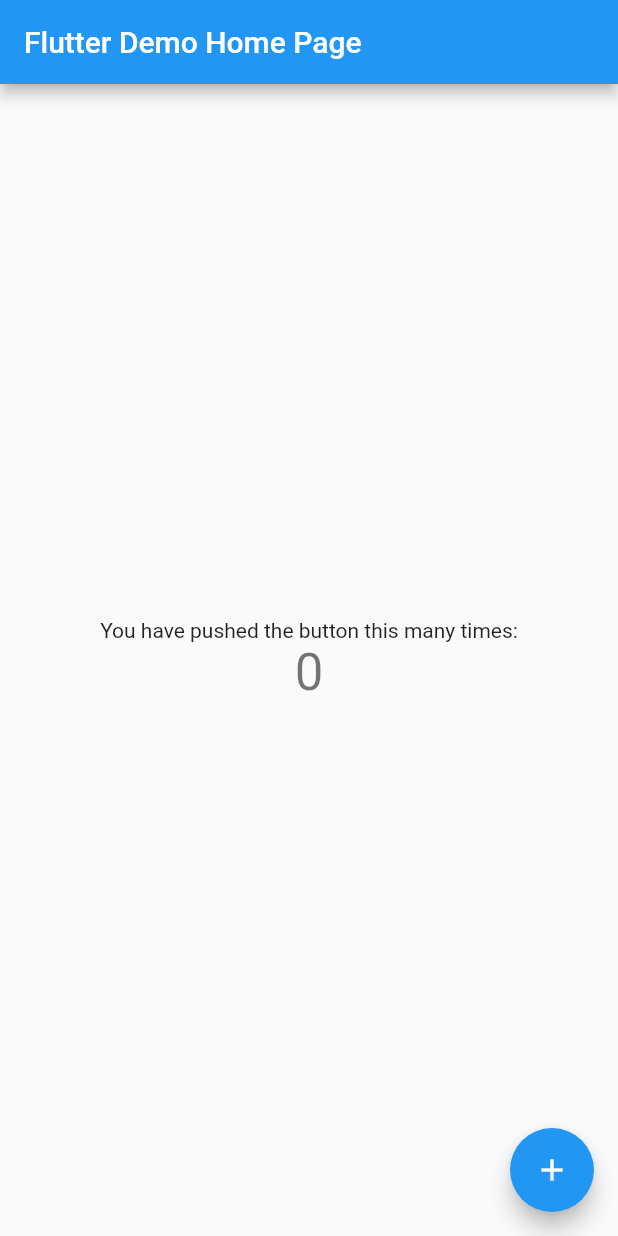
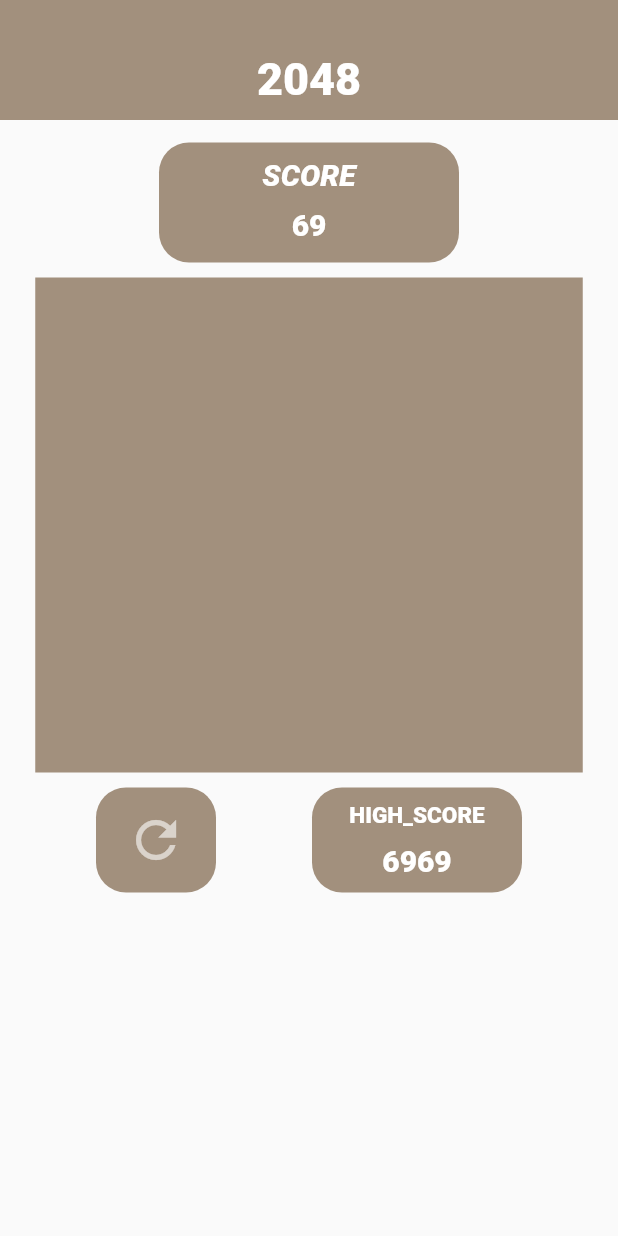
Before and after one commit to znixonz/2048_game, a Flutter app: the screen it shows after launch, on a phone screen of 412 x 824 dp. Run offline on Flutter 3.47's test engine with Material 2 defaults, Android fonts, the phone set to English and light mode, and no system bars.

Commit message:
main page UI

```diff
--- /dev/null
+++ b/lib/home.dart
@@ -0,0 +1,138 @@
+import 'package:flutter/material.dart';
+
+class HomePage extends StatefulWidget {
+  @override
+  _HomePageState createState() => _HomePageState();
+}
+
+class _HomePageState extends State<HomePage> {
+  @override
+  Widget build(BuildContext context) {
+    return Scaffold(
+      body: Column(
+        children: <Widget>[
+          Container(
+              alignment: Alignment.bottomCenter,
+              height: 80.0,
+              color: Color(0xFFA2907D),
+              child: Padding(
+                padding: EdgeInsets.only(bottom: 10.0),
+                child: Text(
+                  '2048',
+                  style: TextStyle(
+                      fontSize: 30,
+                      fontWeight: FontWeight.w900,
+                      color: Colors.white),
+                ),
+              )),
+          Expanded(
+              child: Column(
+            children: <Widget>[
+              // Score container
+              Container(
+                alignment: Alignment.topCenter,
+                margin: EdgeInsets.only(top: 15),
+                height: 80,
+                width: 200,
+                decoration: BoxDecoration(
+                  borderRadius: BorderRadius.circular(20),
+                  color: Color(0xFFA2907D),
+                ),
+                // Inside container
+                child: Padding(
+                  padding: EdgeInsets.only(top: 10),
+                  child: Column(
+                    children: [
+                      Text(
+                        'SCORE',
+                        style: TextStyle(
+                            fontStyle: FontStyle.italic,
+                            fontSize: 20.0,
+                            color: Colors.white,
+                            fontWeight: FontWeight.w900),
+                      ),
+                      Padding(
+                        padding: EdgeInsets.only(top: 10),
+                        child: Text(
+                          '69',
+                          style: TextStyle(
+                            fontSize: 20,
+                            color: Colors.white,
+                            fontWeight: FontWeight.w900,
+                          ),
+                        ),
+                      )
+                    ],
+                  ),
+                ),
+              ),
+              Container(
+                margin: EdgeInsets.only(top: 10),
+                height: 330,
+                width: 365,
+                decoration: BoxDecoration(
+                  color: Color(0xFFA2907D),
+                ),
+              ),
+              // Bottom button
+              Row(
+                mainAxisAlignment: MainAxisAlignment.spaceEvenly,
+                children: <Widget>[
+                  // Restart button
+                  Container(
+                    margin: EdgeInsets.only(top: 10),
+                    height: 70,
+                    width: 80,
+                    decoration: BoxDecoration(
+                        color: Color(0xFFA2907D),
+                        borderRadius: BorderRadius.circular(20)),
+                    child: FlatButton(
+                      onPressed: () => {},
+                      child: Icon(
+                        Icons.refresh,
+                        size: 40,
+                        color: Colors.white60,
+                      ),
+                    ),
+                  ),
+                  // High score
+                  Container(
+                    margin: EdgeInsets.only(top: 10),
+                    height: 70,
+                    width: 140,
+                    decoration: BoxDecoration(
+                        color: Color(0xFFA2907D),
+                        borderRadius: BorderRadius.circular(20)),
+                    child: Column(
+                      mainAxisAlignment: MainAxisAlignment.spaceEvenly,
+                      children: <Widget>[
+                        Container(
+                          child: Text(
+                            'HIGH_SCORE',
+                            style: TextStyle(
+                                fontSize: 15,
+                                color: Colors.white,
+                                fontWeight: FontWeight.w900),
+                          ),
+                        ),
+                        Container(
+                          child: Text(
+                            '6969',
+                            style: TextStyle(
+                                fontSize: 20,
+                                color: Colors.white,
+                                fontWeight: FontWeight.w900),
+                          ),
+                        ),
+                      ],
+                    ),
+                  )
+                ],
+              )
+            ],
+          ))
+        ],
+      ),
+    );
+  }
+}
--- a/lib/main.dart
+++ b/lib/main.dart
@@ -1,117 +1,13 @@
 import 'package:flutter/material.dart';
+import 'home.dart';
 
-void main() {
-  runApp(MyApp());
-}
+void main() => runApp(MyGame());
 
-class MyApp extends StatelessWidget {
-  // This widget is the root of your application.
+class MyGame extends StatelessWidget {
   @override
   Widget build(BuildContext context) {
     return MaterialApp(
-      title: 'Flutter Demo',
-      theme: ThemeData(
-        // This is the theme of your application.
-        //
-        // Try running your application with "flutter run". You'll see the
-        // application has a blue toolbar. Then, without quitting the app, try
-        // changing the primarySwatch below to Colors.green and then invoke
-        // "hot reload" (press "r" in the console where you ran "flutter run",
-        // or simply save your changes to "hot reload" in a Flutter IDE).
-        // Notice that the counter didn't reset back to zero; the application
-        // is not restarted.
-        primarySwatch: Colors.blue,
-        // This makes the visual density adapt to the platform that you run
-        // the app on. For desktop platforms, the controls will be smaller and
-        // closer together (more dense) than on mobile platforms.
-        visualDensity: VisualDensity.adaptivePlatformDensity,
-      ),
-      home: MyHomePage(title: 'Flutter Demo Home Page'),
+      home: HomePage(),
     );
   }
 }
-
-class MyHomePage extends StatefulWidget {
-  MyHomePage({Key key, this.title}) : super(key: key);
-
-  // This widget is the home page of your application. It is stateful, meaning
-  // that it has a State object (defined below) that contains fields that affect
-  // how it looks.
-
-  // This class is the configuration for the state. It holds the values (in this
-  // case the title) provided by the parent (in this case the App widget) and
-  // used by the build method of the State. Fields in a Widget subclass are
-  // always marked "final".
-
-  final String title;
-
-  @override
-  _MyHomePageState createState() => _MyHomePageState();
-}
-
-class _MyHomePageState extends State<MyHomePage> {
-  int _counter = 0;
-
-  void _incrementCounter() {
-    setState(() {
-      // This call to setState tells the Flutter framework that something has
-      // changed in this State, which causes it to rerun the build method below
-      // so that the display can reflect the updated values. If we changed
-      // _counter without calling setState(), then the build method would not be
-      // called again, and so nothing would appear to happen.
-      _counter++;
-    });
-  }
-
-  @override
-  Widget build(BuildContext context) {
-    // This method is rerun every time setState is called, for instance as done
-    // by the _incrementCounter method above.
-    //
-    // The Flutter framework has been optimized to make rerunning build methods
-    // fast, so that you can just rebuild anything that needs updating rather
-    // than having to individually change instances of widgets.
-    return Scaffold(
-      appBar: AppBar(
-        // Here we take the value from the MyHomePage object that was created by
-        // the App.build method, and use it to set our appbar title.
-        title: Text(widget.title),
-      ),
-      body: Center(
-        // Center is a layout widget. It takes a single child and positions it
-        // in the middle of the parent.
-        child: Column(
-          // Column is also a layout widget. It takes a list of children and
-          // arranges them vertically. By default, it sizes itself to fit its
-          // children horizontally, and tries to be as tall as its parent.
-          //
-          // Invoke "debug painting" (press "p" in the console, choose the
-          // "Toggle Debug Paint" action from the Flutter Inspector in Android
-          // Studio, or the "Toggle Debug Paint" command in Visual Studio Code)
-          // to see the wireframe for each widget.
-          //
-          // Column has various properties to control how it sizes itself and
-          // how it positions its children. Here we use mainAxisAlignment to
-          // center the children vertically; the main axis here is the vertical
-          // axis because Columns are vertical (the cross axis would be
-          // horizontal).
-          mainAxisAlignment: MainAxisAlignment.center,
-          children: <Widget>[
-            Text(
-              'You have pushed the button this many times:',
-            ),
-            Text(
-              '$_counter',
-              style: Theme.of(context).textTheme.headline4,
-            ),
-          ],
-        ),
-      ),
-      floatingActionButton: FloatingActionButton(
-        onPressed: _incrementCounter,
-        tooltip: 'Increment',
-        child: Icon(Icons.add),
-      ), // This trailing comma makes auto-formatting nicer for build methods.
-    );
-  }
-}
--- a/pubspec.yaml
+++ b/pubspec.yaml
@@ -28,6 +28,8 @@ dependencies:
   # The following adds the Cupertino Icons font to your application.
   # Use with the CupertinoIcons class for iOS style icons.
   cupertino_icons: ^0.1.3
+  shared_preferences: 0.5.7+1
+  flutter_launcher_icons: "^0.7.3"
 
 dev_dependencies:
   flutter_test:
```
Also changed, not shown: pubspec.lock, 1 other file.
